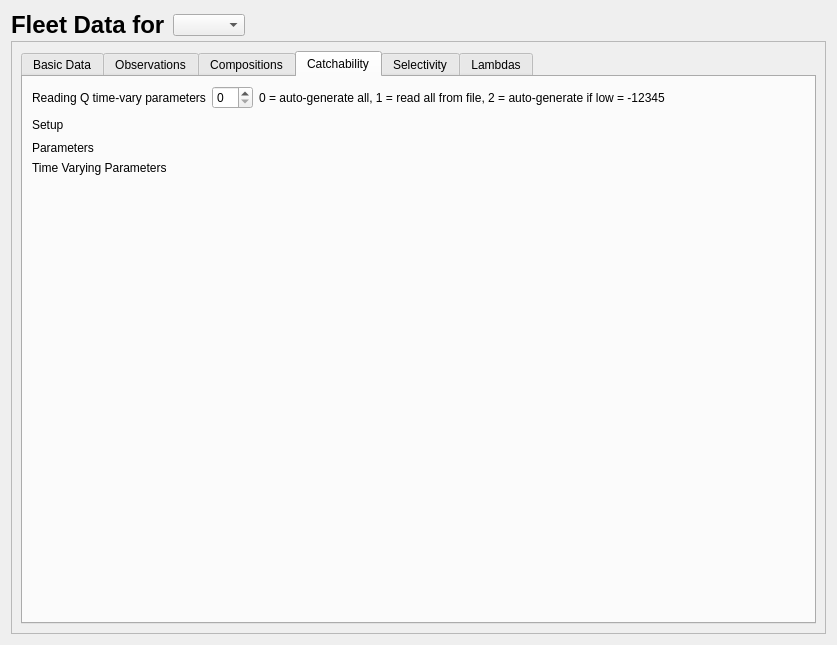
Before: the Qt Designer form src/fleet_widget.ui in nmfs-ost/ss3-ssi, drawn with Qt 5.
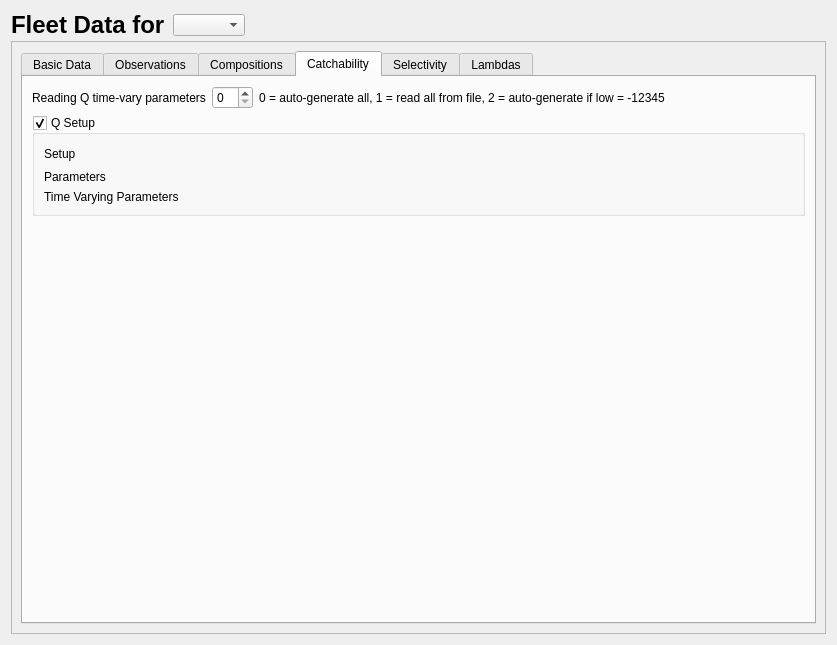
After: the same form once the commit is applied. The open tabs and pages were chosen to show the change. Icons and pictures are not drawn.

The edit to the form file:
```diff
--- a/src/fleet_widget.ui
+++ b/src/fleet_widget.ui
@@ -1282,6 +1282,15 @@
            </layout>
           </item>
           <item>
+           <widget class="QGroupBox" name="groupBox_q_setup">
+            <property name="title">
+             <string>Q Setup</string>
+            </property>
+            <property name="checkable">
+             <bool>true</bool>
+            </property>
+            <layout class="QVBoxLayout" name="verticalLayout_19">
+             <item>
            <layout class="QGridLayout" name="gridLayout_q_info">
             <item row="0" column="1">
              <widget class="QLabel" name="label_q_setup">
@@ -1367,6 +1376,9 @@
             </item>
            </layout>
           </item>
+            </layout>
+           </widget>
+          </item>
           <item>
            <spacer name="verticalSpacer_q_parameters">
             <property name="orientation">
```
Left out of the diff: 12 changed lines with no effect on the pictures. Lines whose indentation alone changed are shown as unchanged.
